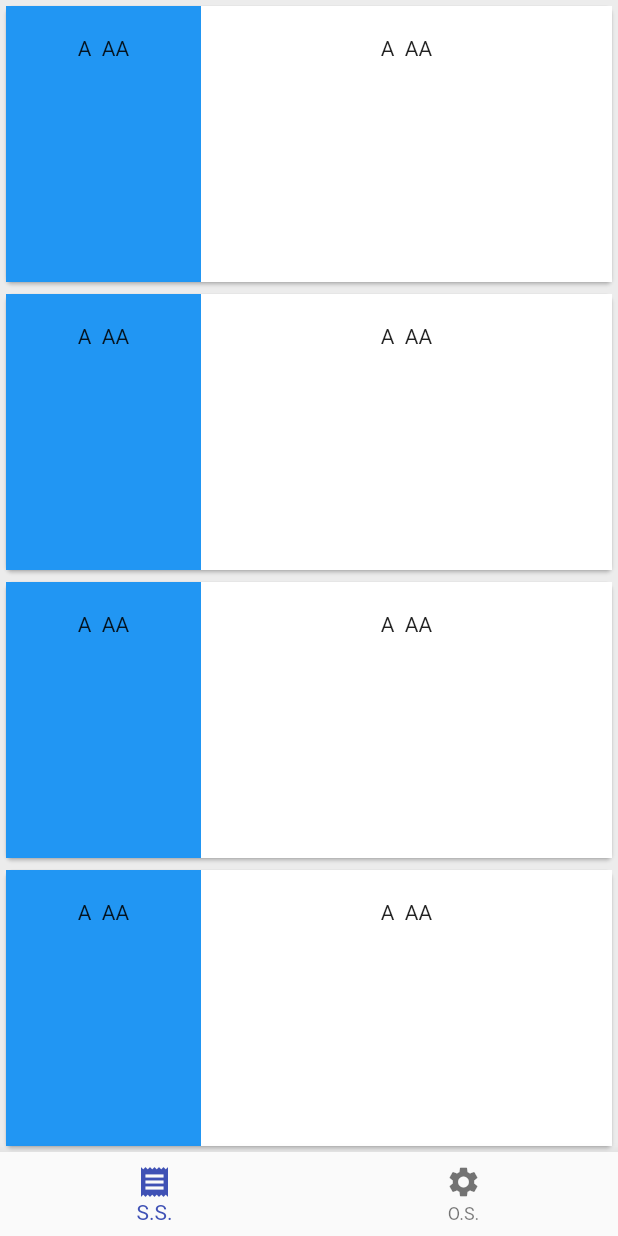
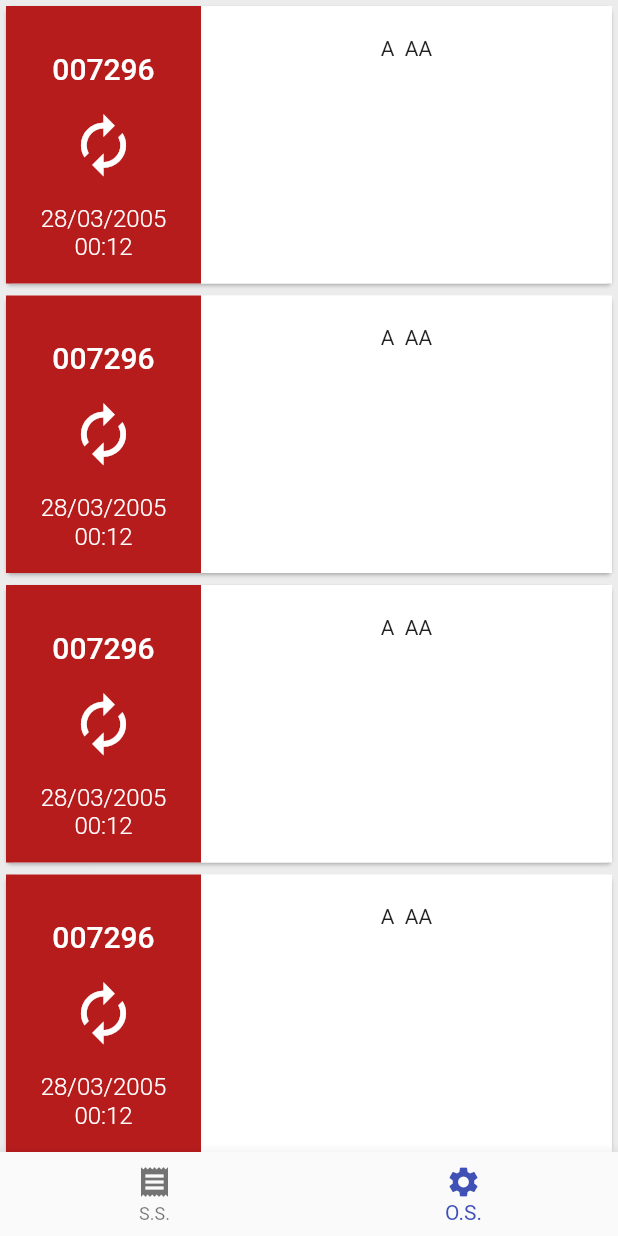
Before and after one commit to nginformatica/mnt-ng-flutter, a Flutter app: the MntHomeScreen screen opened by its route, on a phone screen of 412 x 824 dp. Run offline on Flutter 3.47's test engine with Material 2 defaults, Android fonts, the phone set to English and light mode, and no system bars; our stand-ins replace sqflite; accounts and stored records are empty.

Commit message:
O.S. card status and removed the nice references

```diff
--- a/lib/constants/database_info.dart
+++ b/lib/constants/database_info.dart
@@ -1,3 +1,3 @@
 class DatabaseInfo {
-  static const databaseName = "nice.db";
+  static const databaseName = "mnt_db.db";
 }
--- a/lib/ui/screens/home/mnt_home_screen.dart
+++ b/lib/ui/screens/home/mnt_home_screen.dart
@@ -12,10 +12,10 @@ class MntHomeScreen extends StatefulWidget {
 }
 
 class _MntHomeScreenState extends State<MntHomeScreen> {
-  int _currentIndex = 0;
+  int _currentIndex = 1;
   final List<Widget> children = [
+    _HelloScreen("Second"),
     ServiceOrderScreen(),
-    _HelloScreen("Second"),
   ];
 
   @override
--- a/lib/ui/widgets/cards/service_order_card.dart
+++ b/lib/ui/widgets/cards/service_order_card.dart
@@ -2,6 +2,7 @@ import 'package:flutter/material.dart';
 
 class ServiceOrderCard extends StatelessWidget {
   static const statusWidth = 130.0;
+  static const cardHeight = 185.0;
   final int index;
 
   const ServiceOrderCard(this.index);
@@ -14,7 +15,7 @@ class ServiceOrderCard extends StatelessWidget {
           mainAxisAlignment: MainAxisAlignment.spaceBetween,
           children: <Widget>[
             SizedBox(
-                height: 184.0,
+                height: cardHeight,
                 child: Row(
                   mainAxisSize: MainAxisSize.max,
                   children: children,
@@ -38,16 +39,63 @@ class ServiceOrderCard extends StatelessWidget {
     );
   }
 
-  Widget _buildCardStatusView() {
-    return _buildCardDataSpace(
-        color: Colors.blue, children: <Widget>[Text("A  AA")]);
+  Widget _buildCardStatusView(BuildContext context) {
+    final ThemeData theme = Theme.of(context);
+    final orderIdStyle = theme.textTheme.title.copyWith(color: Colors.white);
+    final statusTimeStyle = theme.textTheme.subhead
+        .copyWith(color: Colors.white, fontWeight: FontWeight.w300);
+
+    return Container(
+      color: Colors.red[900],
+      child: Stack(
+        children: <Widget>[
+          Positioned(
+            top: 30.0,
+            left: 0.0,
+            right: 0.0,
+            child: Center(
+              child: Text(
+                "007296",
+                style: orderIdStyle,
+              ),
+            ),
+          ),
+          Center(
+            child: Icon(
+              Icons.autorenew,
+              size: 45.0,
+              color: Colors.white,
+            ),
+          ),
+          Positioned(
+            left: 0.0,
+            right: 0.0,
+            bottom: 15.0,
+            child: Column(
+              mainAxisSize: MainAxisSize.max,
+              mainAxisAlignment: MainAxisAlignment.center,
+              children: <Widget>[
+                Text(
+                  "28/03/2005",
+                  style: statusTimeStyle,
+                ),
+                Text(
+                  "00:12",
+                  style: statusTimeStyle,
+                )
+              ],
+            ),
+          )
+        ],
+      ),
+    );
   }
 
   @override
   Widget build(BuildContext context) {
     return _buildCardWrapper(children: <Widget>[
       SizedBox(
-        child: _buildCardStatusView(),
+        child: _buildCardStatusView(context),
         width: statusWidth,
       ),
       Expanded(
```
